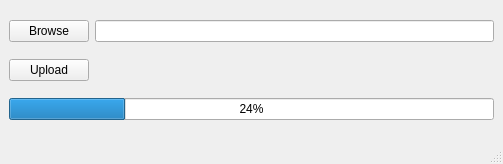
Above: httpupload.ui from joejond/qtHttpPostUploadFile before the change. Below: the same form after it.
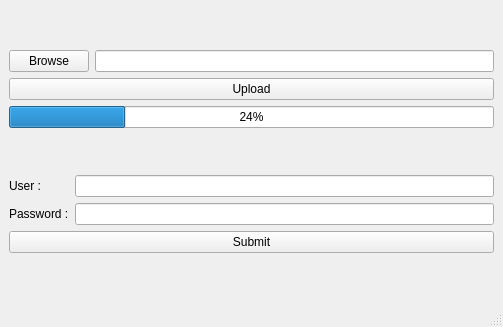
That is the form after the change.

Commit message: ymabah post data

Diff of the .ui file:
```diff
--- a/httpupload.ui
+++ b/httpupload.ui
@@ -7,13 +7,15 @@
     <x>0</x>
     <y>0</y>
     <width>503</width>
-    <height>164</height>
+    <height>327</height>
    </rect>
   </property>
   <property name="windowTitle">
    <string>HttpUpload</string>
   </property>
   <widget class="QWidget" name="centralwidget">
+   <layout class="QGridLayout" name="gridLayout_3">
+    <item row="0" column="0">
    <layout class="QGridLayout" name="gridLayout">
     <item row="0" column="0">
      <widget class="QPushButton" name="btn_browse">
@@ -25,7 +27,7 @@
     <item row="0" column="1">
      <widget class="QLineEdit" name="line_file"/>
     </item>
-    <item row="1" column="0">
+      <item row="1" column="0" colspan="2">
      <widget class="QPushButton" name="btn_upload">
       <property name="text">
        <string>Upload</string>
@@ -38,6 +40,39 @@
        <number>24</number>
       </property>
      </widget>
+      </item>
+     </layout>
+    </item>
+    <item row="1" column="0">
+     <layout class="QGridLayout" name="gridLayout_2">
+      <item row="0" column="0">
+       <widget class="QLabel" name="lblUser">
+        <property name="text">
+         <string>User :</string>
+        </property>
+       </widget>
+      </item>
+      <item row="0" column="1">
+       <widget class="QLineEdit" name="txtUser"/>
+      </item>
+      <item row="1" column="0">
+       <widget class="QLabel" name="label_2">
+        <property name="text">
+         <string>Password :</string>
+        </property>
+       </widget>
+      </item>
+      <item row="1" column="1">
+       <widget class="QLineEdit" name="txtPass"/>
+      </item>
+      <item row="2" column="0" colspan="2">
+       <widget class="QPushButton" name="pbSubmit">
+        <property name="text">
+         <string>Submit</string>
+        </property>
+       </widget>
+      </item>
+     </layout>
     </item>
    </layout>
   </widget>
```
Lines whose indentation alone changed are shown as unchanged. The commit also changes 2 other files.
